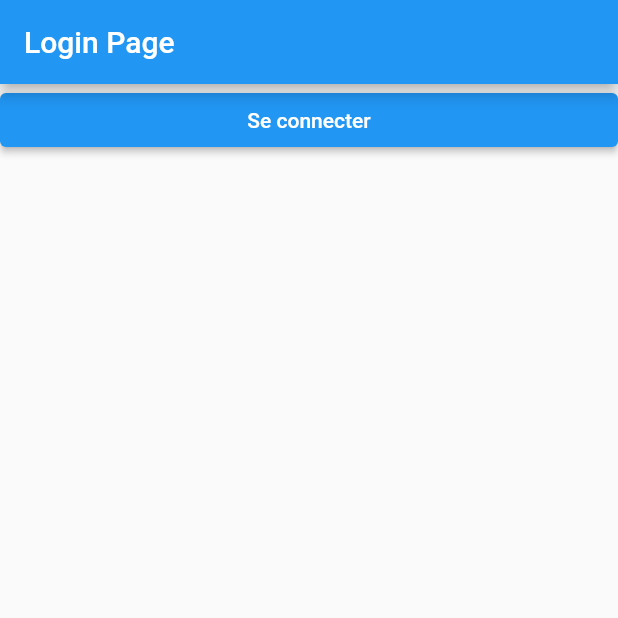
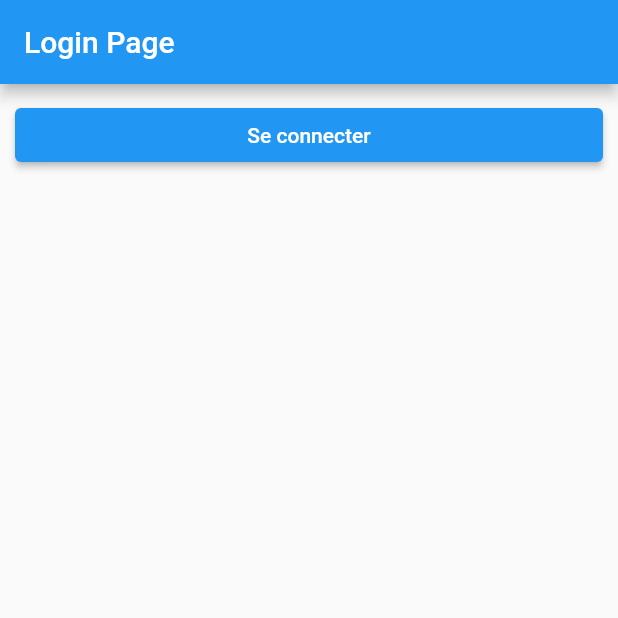
Before and after one commit to MichelDufour-github-CDA/project_firebase, a Flutter app: the screen it shows after launch, on a phone screen of 412 x 824 dp, the top half of it. Run offline on Flutter 3.47's test engine with Material 2 defaults, Android fonts, the phone set to English and light mode, and no system bars; our stand-ins replace go_router.

Commit message:
Ajoute un padding sur le bouton de login

```diff
--- a/lib/presentation/pages/login_page.dart
+++ b/lib/presentation/pages/login_page.dart
@@ -15,11 +15,14 @@ class LoginPage extends StatelessWidget {
       ),
       body: ListView(
         children: [
-          ElevatedButton(
-            onPressed: () {
-              context.goNamed(HomePage.name);
-            },
-            child: const Text('Se connecter'),
+          Padding(
+            padding: const EdgeInsets.all(10.0),
+            child: ElevatedButton(
+              onPressed: () {
+                context.goNamed(HomePage.name);
+              },
+              child: const Text('Se connecter'),
+            ),
           ),
         ],
       ),
```
